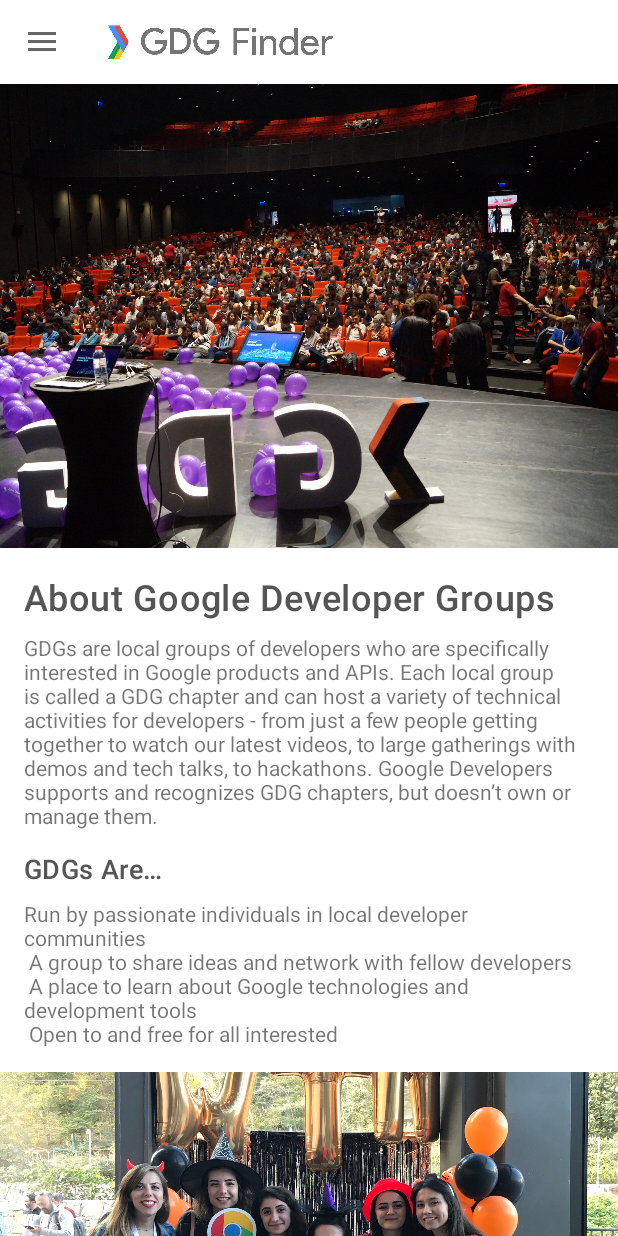
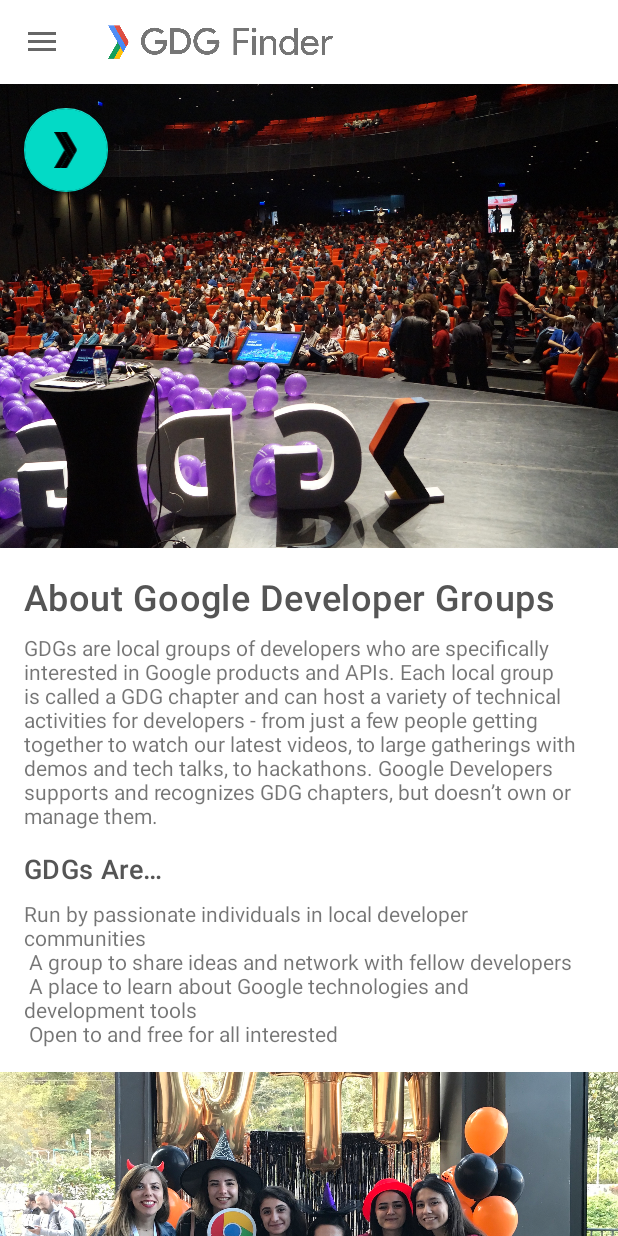
Before and after one commit to y-sumida/kotlin-gdg-finder, an Android app: the screen it shows after launch (MainActivity), on a phone screen of 412 x 824 dp. Run offline under Robolectric (Android 15) with nearby library versions, the phone set to English and light mode, and no system bars; our stand-ins replace data binding, navigation-ui; Roboto replaces fonts that are not available here.

Commit message:
FABを実装

```diff
--- a/app/src/main/java/com/example/android/gdgfinder/home/HomeFragment.kt
+++ b/app/src/main/java/com/example/android/gdgfinder/home/HomeFragment.kt
@@ -5,8 +5,11 @@ import android.view.LayoutInflater
 import android.view.View
 import android.view.ViewGroup
 import androidx.fragment.app.Fragment
+import androidx.lifecycle.Observer
 import androidx.lifecycle.ViewModelProviders
+import androidx.navigation.findNavController
 import com.example.android.gdgfinder.R
+import com.example.android.gdgfinder.databinding.HomeFragmentBinding
 
 class HomeFragment : Fragment() {
 
@@ -23,6 +26,18 @@ class HomeFragment : Fragment() {
         val view = inflater.inflate(R.layout.home_fragment, container, false)
         viewModel = ViewModelProviders.of(this).get(HomeViewModel::class.java)
 
-        return view
+        val binding = HomeFragmentBinding.inflate(inflater)
+        binding.viewModel = viewModel
+
+        viewModel.navigateToSearch.observe(viewLifecycleOwner,
+            Observer<Boolean> { shouldNavigate ->
+               if (shouldNavigate == true) {
+                   val navController = binding.root.findNavController()
+                   navController.navigate(R.id.action_homeFragment_to_gdgListFragment)
+                   viewModel.onNavigatedToSearch()
+               }
+            })
+
+        return binding.root
     }
 }
--- a/app/src/main/res/layout/home_fragment.xml
+++ b/app/src/main/res/layout/home_fragment.xml
@@ -1,10 +1,16 @@
 <?xml version="1.0" encoding="utf-8"?>
-<ScrollView xmlns:android="http://schemas.android.com/apk/res/android"
+<layout xmlns:android="http://schemas.android.com/apk/res/android"
         xmlns:tools="http://schemas.android.com/tools"
-            xmlns:app="http://schemas.android.com/apk/res-auto"
-            android:layout_height="match_parent"
-            android:layout_width="match_parent">
-
+        xmlns:app="http://schemas.android.com/apk/res-auto">
+    <data>
+        <variable name="viewModel" type="com.example.android.gdgfinder.home.HomeViewModel" />
+    </data>
+<androidx.coordinatorlayout.widget.CoordinatorLayout
+    android:layout_width="match_parent"
+    android:layout_height="match_parent">
+    <androidx.core.widget.NestedScrollView
+        android:layout_width="match_parent"
+        android:layout_height="match_parent">
         <androidx.constraintlayout.widget.ConstraintLayout
                 android:layout_width="match_parent"
                 android:layout_height="wrap_content"
@@ -92,4 +98,12 @@
                     android:orientation="vertical"
                     app:layout_constraintGuide_end="16dp"/>
         </androidx.constraintlayout.widget.ConstraintLayout>
-</ScrollView>
+    </androidx.core.widget.NestedScrollView>
+    <com.google.android.material.floatingactionbutton.FloatingActionButton
+        android:layout_width="wrap_content"
+        android:layout_height="wrap_content"
+        android:layout_margin="16dp"
+        android:onClick="@{() -> viewModel.onFabClicked()}"
+        app:srcCompat="@drawable/ic_gdg" />
+</androidx.coordinatorlayout.widget.CoordinatorLayout>
+</layout>
```
Lines whose indentation alone changed are shown as unchanged.
